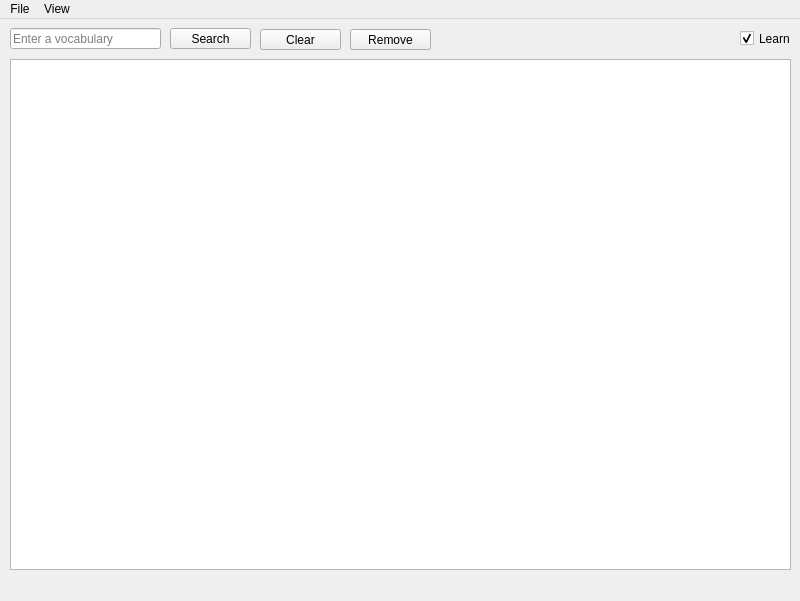
The window that ui/dictionary.ui (pystander/Word-Sea) describes before a commit, drawn with Qt 5.
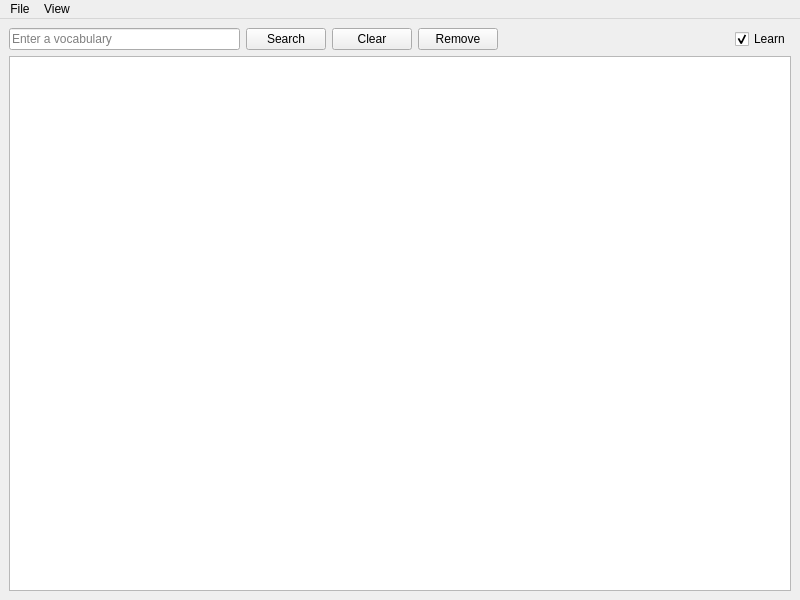
The same window after the commit. Icons and pictures are not drawn.

Commit message: Enable auto-resizing and save icon paths in UI files

Patch:
```diff
--- a/ui/dictionary.ui
+++ b/ui/dictionary.ui
@@ -7,22 +7,49 @@
     <x>0</x>
     <y>0</y>
     <width>800</width>
-    <height>601</height>
+    <height>600</height>
    </rect>
   </property>
   <property name="windowTitle">
    <string>Word Sea</string>
   </property>
-  <widget class="QWidget" name="widget_central">
+  <property name="windowIcon">
+   <iconset>
+    <normaloff>icons/uil--book-reader.png</normaloff>icons/uil--book-reader.png</iconset>
+  </property>
+  <widget class="QWidget" name="widget_main">
+   <layout class="QVBoxLayout" name="verticalLayout">
+    <property name="spacing">
+     <number>6</number>
+    </property>
+    <property name="leftMargin">
+     <number>9</number>
+    </property>
+    <property name="topMargin">
+     <number>9</number>
+    </property>
+    <property name="rightMargin">
+     <number>9</number>
+    </property>
+    <property name="bottomMargin">
+     <number>9</number>
+    </property>
+    <item>
+     <layout class="QHBoxLayout" name="layout_input">
+      <property name="leftMargin">
+       <number>0</number>
+      </property>
+      <property name="topMargin">
+       <number>0</number>
+      </property>
+      <property name="rightMargin">
+       <number>0</number>
+      </property>
+      <property name="bottomMargin">
+       <number>0</number>
+      </property>
+      <item>
    <widget class="QLineEdit" name="line_input">
-    <property name="geometry">
-     <rect>
-      <x>10</x>
-      <y>9</y>
-      <width>151</width>
-      <height>21</height>
-     </rect>
-    </property>
     <property name="text">
      <string/>
     </property>
@@ -33,15 +60,9 @@
      <bool>true</bool>
     </property>
    </widget>
+      </item>
+      <item>
    <widget class="QPushButton" name="button_search">
-    <property name="geometry">
-     <rect>
-      <x>170</x>
-      <y>9</y>
-      <width>81</width>
-      <height>21</height>
-     </rect>
-    </property>
     <property name="text">
      <string>Search</string>
     </property>
@@ -52,41 +73,9 @@
      <bool>false</bool>
     </property>
    </widget>
-   <widget class="QListWidget" name="list_cluster">
-    <property name="geometry">
-     <rect>
-      <x>10</x>
-      <y>40</y>
-      <width>781</width>
-      <height>511</height>
-     </rect>
-    </property>
-   </widget>
-   <widget class="QCheckBox" name="checkbox_learn">
-    <property name="geometry">
-     <rect>
-      <x>740</x>
-      <y>9</y>
-      <width>51</width>
-      <height>21</height>
-     </rect>
-    </property>
-    <property name="text">
-     <string>Learn</string>
-    </property>
-    <property name="checked">
-     <bool>true</bool>
-    </property>
-   </widget>
+      </item>
+      <item>
    <widget class="QPushButton" name="button_clear">
-    <property name="geometry">
-     <rect>
-      <x>260</x>
-      <y>10</y>
-      <width>81</width>
-      <height>21</height>
-     </rect>
-    </property>
     <property name="text">
      <string>Clear</string>
     </property>
@@ -97,15 +86,9 @@
      <bool>false</bool>
     </property>
    </widget>
+      </item>
+      <item>
    <widget class="QPushButton" name="button_remove">
-    <property name="geometry">
-     <rect>
-      <x>350</x>
-      <y>10</y>
-      <width>81</width>
-      <height>21</height>
-     </rect>
-    </property>
     <property name="text">
      <string>Remove</string>
     </property>
@@ -116,6 +99,40 @@
      <bool>false</bool>
     </property>
    </widget>
+      </item>
+      <item>
+       <spacer name="spacer_horizontal">
+        <property name="orientation">
+         <enum>Qt::Horizontal</enum>
+        </property>
+        <property name="sizeHint" stdset="0">
+         <size>
+          <width>40</width>
+          <height>20</height>
+         </size>
+        </property>
+       </spacer>
+      </item>
+      <item>
+       <widget class="QCheckBox" name="checkbox_learn">
+        <property name="text">
+         <string>Learn</string>
+        </property>
+        <property name="checked">
+         <bool>true</bool>
+        </property>
+       </widget>
+      </item>
+     </layout>
+    </item>
+    <item>
+     <widget class="QListWidget" name="list_cluster">
+      <property name="spacing">
+       <number>0</number>
+      </property>
+     </widget>
+    </item>
+   </layout>
   </widget>
   <widget class="QMenuBar" name="menu_bar">
    <property name="geometry">
```
Left out of the diff: 32 changed lines with no effect on the pictures. Lines whose indentation alone changed are shown as unchanged. The commit also changes 5 other files.
